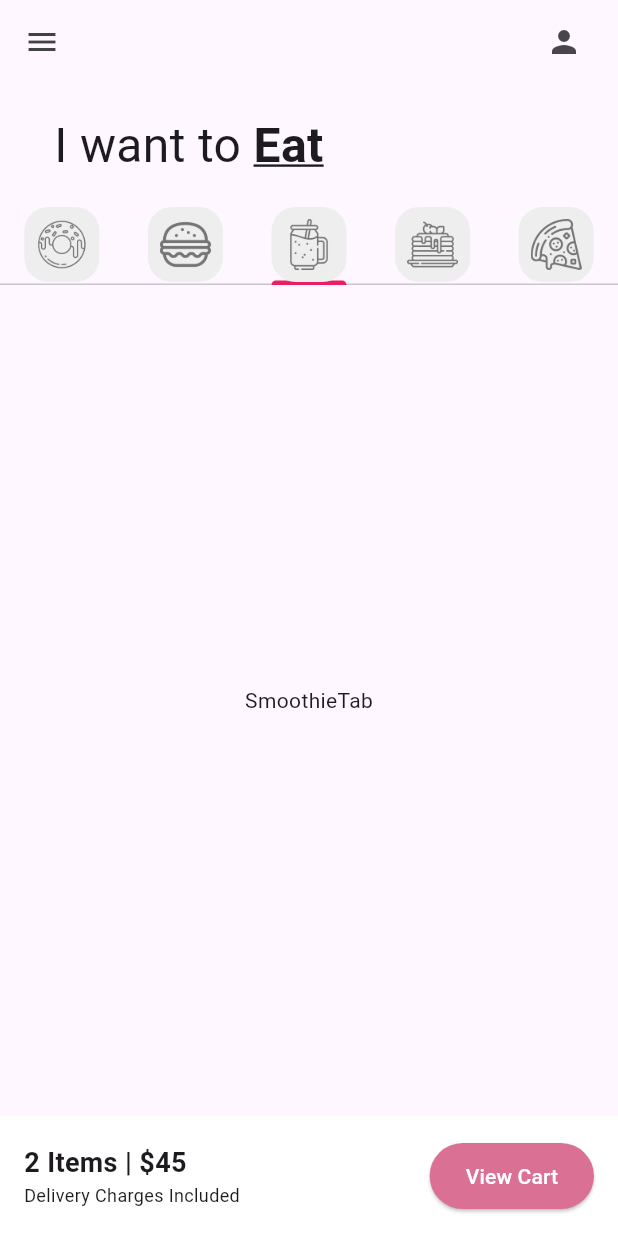
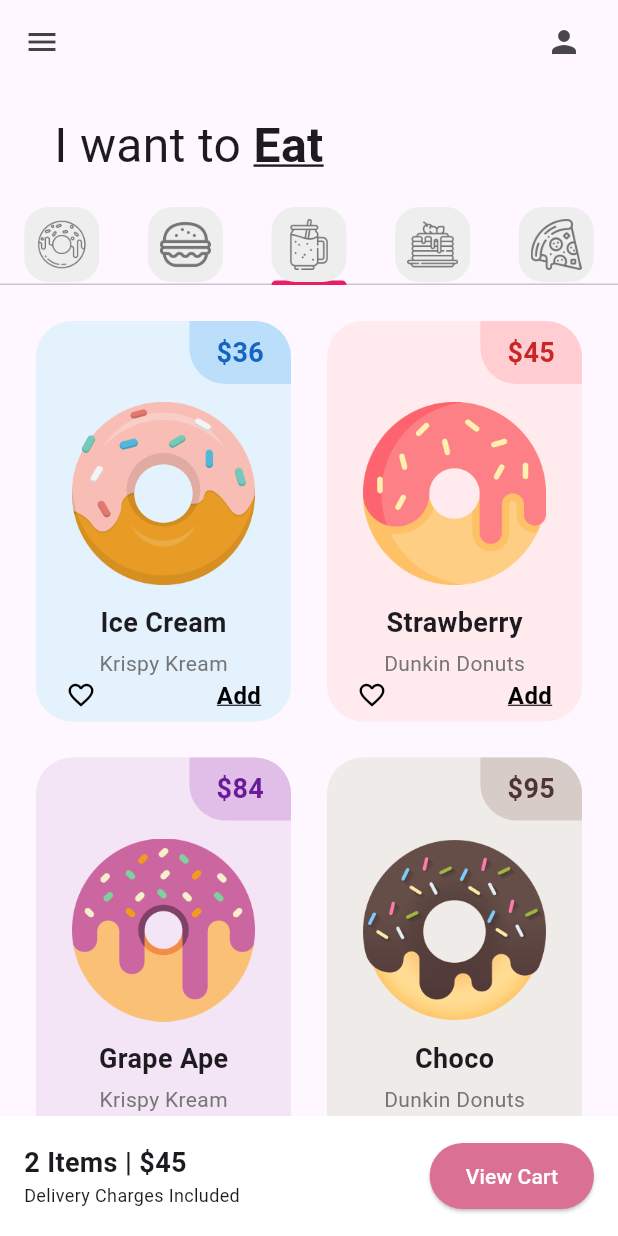
Before and after one commit to marianalarag/donut_app_2a_lara, a Flutter app: the screen it shows after launch, tab 3 chosen, on a phone screen of 412 x 824 dp. Run offline on Flutter 3.47's test engine with Material 3 defaults, Android fonts, the light colour scheme and no system bars.

Commit message:
Adding new products

```diff
--- a/lib/pages/home_page.dart
+++ b/lib/pages/home_page.dart
@@ -74,10 +74,10 @@ class _HomePageState extends State<HomePage> {
               child: TabBarView(
                 children: [
                   DonutTab(),
-                  const BurgerTab(),
-                  const SmoothieTab(),
-                  const PancakesTab(),
-                  const PizzaTab(),
+                  BurgerTab(),
+                  SmoothieTab(),
+                  PancakesTab(),
+                  PizzaTab(),
                 ],
               ),
             ),
--- a/lib/tabs/burger_tab.dart
+++ b/lib/tabs/burger_tab.dart
@@ -1,12 +1,40 @@
+import 'package:donut_app_2a_lara/utils/donut_tile.dart';
 import 'package:flutter/material.dart';
 
 class BurgerTab extends StatelessWidget {
-  const BurgerTab({super.key});
+  // Lista de donas con 8 opciones
+  final List donutsOnSale = [
+    // [ donutFlavor, donutStore, donutPrice, donutColor, imageName ]
+    ["Ice Cream", "Krispy Kream", "36", Colors.blue, "lib/images/icecream_donut.png"],
+    ["Strawberry", "Dunkin Donuts", "45", Colors.red, "lib/images/strawberry_donut.png"],
+    ["Grape Ape", "Krispy Kream", "84", Colors.purple, "lib/images/grape_donut.png"],
+    ["Choco", "Dunkin Donuts", "95", Colors.brown, "lib/images/chocolate_donut.png"],
+    ["Vanilla", "Krispy Kream", "50", Colors.yellow, "lib/images/grape_donut.png"],
+    ["Blueberry", "Dunkin Donuts", "70", Colors.indigo, "lib/images/icecream_donut.png"],
+    ["Matcha", "Krispy Kream", "65", Colors.green, "lib/images/icecream_donut.png"],
+    ["Caramel", "Dunkin Donuts", "80", Colors.orange, "lib/images/icecream_donut.png"],
+  ];
+
+  BurgerTab({super.key});
 
   @override
   Widget build(BuildContext context) {
-    return const Center(
-      child: Text("BurgerTab"),
+    return GridView.builder(
+      itemCount: donutsOnSale.length,
+      padding: const EdgeInsets.all(12),
+      gridDelegate: const SliverGridDelegateWithFixedCrossAxisCount(
+        crossAxisCount: 2, // Número de columnas
+        childAspectRatio: 1 / 1.5, // Relación de aspecto
+      ),
+      itemBuilder: (context, index) {
+        return DonutTile(
+          donutFlavor: donutsOnSale[index][0],
+          donutStore: donutsOnSale[index][1],
+          donutPrice: donutsOnSale[index][2],
+          donutColor: donutsOnSale[index][3],
+          imageName: donutsOnSale[index][4],
+        );
+      },
     );
   }
 }
--- a/lib/tabs/donut_tab.dart
+++ b/lib/tabs/donut_tab.dart
@@ -2,40 +2,39 @@ import 'package:donut_app_2a_lara/utils/donut_tile.dart';
 import 'package:flutter/material.dart';
 
 class DonutTab extends StatelessWidget {
-  //Lista de donas
+  // Lista de donas con 8 opciones
   final List donutsOnSale = [
     // [ donutFlavor, donutStore, donutPrice, donutColor, imageName ]
-   ["Ice Cream","Krispy Kream", "36", Colors.blue, "lib/images/icecream_donut.png"],
-   ["Strawberry","Dunkin Donuts", "45", Colors.red, "lib/images/strawberry_donut.png"],
-   ["Grape Ape","Krispy Kream", "84", Colors.purple, "lib/images/grape_donut.png"],
-   ["Choco","Dunkin Donuts", "95", Colors.brown, "lib/images/chocolate_donut.png"],
-  ]; //final es como la decisión final, no va a cambiar
+    ["Ice Cream", "Krispy Kream", "36", Colors.blue, "lib/images/icecream_donut.png"],
+    ["Strawberry", "Dunkin Donuts", "45", Colors.red, "lib/images/strawberry_donut.png"],
+    ["Grape Ape", "Krispy Kream", "84", Colors.purple, "lib/images/grape_donut.png"],
+    ["Choco", "Dunkin Donuts", "95", Colors.brown, "lib/images/chocolate_donut.png"],
+    ["Vanilla", "Krispy Kream", "50", Colors.yellow, "lib/images/grape_donut.png"],
+    ["Blueberry", "Dunkin Donuts", "70", Colors.indigo, "lib/images/icecream_donut.png"],
+    ["Matcha", "Krispy Kream", "65", Colors.green, "lib/images/icecream_donut.png"],
+    ["Caramel", "Dunkin Donuts", "80", Colors.orange, "lib/images/icecream_donut.png"],
+  ];
+
   DonutTab({super.key});
 
   @override
   Widget build(BuildContext context) {
     return GridView.builder(
-      //Cuántos elementos tiene
       itemCount: donutsOnSale.length,
       padding: const EdgeInsets.all(12),
-      //Encargado de organizar la cuadrícula
       gridDelegate: const SliverGridDelegateWithFixedCrossAxisCount(
-      //Relación de aspecto
-        childAspectRatio: 1 / 1.5,
-      //Determinar número de columnas
-          crossAxisCount: 2),
-      itemBuilder: (context,index){
-      //Elemento individual de la cuadrícula
+        crossAxisCount: 2, // Número de columnas
+        childAspectRatio: 1 / 1.5, // Relación de aspecto
+      ),
+      itemBuilder: (context, index) {
         return DonutTile(
-          donutFlavor : donutsOnSale [index][0],
-          donutStore : donutsOnSale [index][1],
-          donutPrice : donutsOnSale [index][2],
-          donutColor : donutsOnSale [index][3],
-          imageName : donutsOnSale [index][4],
-
-
+          donutFlavor: donutsOnSale[index][0],
+          donutStore: donutsOnSale[index][1],
+          donutPrice: donutsOnSale[index][2],
+          donutColor: donutsOnSale[index][3],
+          imageName: donutsOnSale[index][4],
         );
-      },//Contexto y donde está
+      },
     );
   }
 }
--- a/lib/tabs/pancakes_tab.dart
+++ b/lib/tabs/pancakes_tab.dart
@@ -1,12 +1,40 @@
+import 'package:donut_app_2a_lara/utils/donut_tile.dart';
 import 'package:flutter/material.dart';
 
 class PancakesTab extends StatelessWidget {
-  const PancakesTab({super.key});
+  // Lista de donas con 8 opciones
+  final List donutsOnSale = [
+    // [ donutFlavor, donutStore, donutPrice, donutColor, imageName ]
+    ["Ice Cream", "Krispy Kream", "36", Colors.blue, "lib/images/icecream_donut.png"],
+    ["Strawberry", "Dunkin Donuts", "45", Colors.red, "lib/images/strawberry_donut.png"],
+    ["Grape Ape", "Krispy Kream", "84", Colors.purple, "lib/images/grape_donut.png"],
+    ["Choco", "Dunkin Donuts", "95", Colors.brown, "lib/images/chocolate_donut.png"],
+    ["Vanilla", "Krispy Kream", "50", Colors.yellow, "lib/images/grape_donut.png"],
+    ["Blueberry", "Dunkin Donuts", "70", Colors.indigo, "lib/images/icecream_donut.png"],
+    ["Matcha", "Krispy Kream", "65", Colors.green, "lib/images/icecream_donut.png"],
+    ["Caramel", "Dunkin Donuts", "80", Colors.orange, "lib/images/icecream_donut.png"],
+  ];
+
+  PancakesTab({super.key});
 
   @override
   Widget build(BuildContext context) {
-    return const Center(
-      child: Text("PancakesTab"),
+    return GridView.builder(
+      itemCount: donutsOnSale.length,
+      padding: const EdgeInsets.all(12),
+      gridDelegate: const SliverGridDelegateWithFixedCrossAxisCount(
+        crossAxisCount: 2, // Número de columnas
+        childAspectRatio: 1 / 1.5, // Relación de aspecto
+      ),
+      itemBuilder: (context, index) {
+        return DonutTile(
+          donutFlavor: donutsOnSale[index][0],
+          donutStore: donutsOnSale[index][1],
+          donutPrice: donutsOnSale[index][2],
+          donutColor: donutsOnSale[index][3],
+          imageName: donutsOnSale[index][4],
+        );
+      },
     );
   }
 }
--- a/lib/tabs/pizza_tab.dart
+++ b/lib/tabs/pizza_tab.dart
@@ -1,12 +1,40 @@
+import 'package:donut_app_2a_lara/utils/donut_tile.dart';
 import 'package:flutter/material.dart';
 
 class PizzaTab extends StatelessWidget {
-  const PizzaTab({super.key});
+  // Lista de donas con 8 opciones
+  final List donutsOnSale = [
+    // [ donutFlavor, donutStore, donutPrice, donutColor, imageName ]
+    ["Ice Cream", "Krispy Kream", "36", Colors.blue, "lib/images/icecream_donut.png"],
+    ["Strawberry", "Dunkin Donuts", "45", Colors.red, "lib/images/strawberry_donut.png"],
+    ["Grape Ape", "Krispy Kream", "84", Colors.purple, "lib/images/grape_donut.png"],
+    ["Choco", "Dunkin Donuts", "95", Colors.brown, "lib/images/chocolate_donut.png"],
+    ["Vanilla", "Krispy Kream", "50", Colors.yellow, "lib/images/grape_donut.png"],
+    ["Blueberry", "Dunkin Donuts", "70", Colors.indigo, "lib/images/icecream_donut.png"],
+    ["Matcha", "Krispy Kream", "65", Colors.green, "lib/images/icecream_donut.png"],
+    ["Caramel", "Dunkin Donuts", "80", Colors.orange, "lib/images/icecream_donut.png"],
+  ];
+
+  PizzaTab({super.key});
 
   @override
   Widget build(BuildContext context) {
-    return const Center(
-      child: Text("PizzaTab"),
+    return GridView.builder(
+      itemCount: donutsOnSale.length,
+      padding: const EdgeInsets.all(12),
+      gridDelegate: const SliverGridDelegateWithFixedCrossAxisCount(
+        crossAxisCount: 2, // Número de columnas
+        childAspectRatio: 1 / 1.5, // Relación de aspecto
+      ),
+      itemBuilder: (context, index) {
+        return DonutTile(
+          donutFlavor: donutsOnSale[index][0],
+          donutStore: donutsOnSale[index][1],
+          donutPrice: donutsOnSale[index][2],
+          donutColor: donutsOnSale[index][3],
+          imageName: donutsOnSale[index][4],
+        );
+      },
     );
   }
 }
--- a/lib/tabs/smoothie_tab.dart
+++ b/lib/tabs/smoothie_tab.dart
@@ -1,12 +1,40 @@
+import 'package:donut_app_2a_lara/utils/donut_tile.dart';
 import 'package:flutter/material.dart';
 
 class SmoothieTab extends StatelessWidget {
-  const SmoothieTab({super.key});
+  // Lista de donas con 8 opciones
+  final List donutsOnSale = [
+    // [ donutFlavor, donutStore, donutPrice, donutColor, imageName ]
+    ["Ice Cream", "Krispy Kream", "36", Colors.blue, "lib/images/icecream_donut.png"],
+    ["Strawberry", "Dunkin Donuts", "45", Colors.red, "lib/images/strawberry_donut.png"],
+    ["Grape Ape", "Krispy Kream", "84", Colors.purple, "lib/images/grape_donut.png"],
+    ["Choco", "Dunkin Donuts", "95", Colors.brown, "lib/images/chocolate_donut.png"],
+    ["Vanilla", "Krispy Kream", "50", Colors.yellow, "lib/images/grape_donut.png"],
+    ["Blueberry", "Dunkin Donuts", "70", Colors.indigo, "lib/images/icecream_donut.png"],
+    ["Matcha", "Krispy Kream", "65", Colors.green, "lib/images/icecream_donut.png"],
+    ["Caramel", "Dunkin Donuts", "80", Colors.orange, "lib/images/icecream_donut.png"],
+  ];
+
+  SmoothieTab({super.key});
 
   @override
   Widget build(BuildContext context) {
-    return const Center(
-      child: Text("SmoothieTab"),
+    return GridView.builder(
+      itemCount: donutsOnSale.length,
+      padding: const EdgeInsets.all(12),
+      gridDelegate: const SliverGridDelegateWithFixedCrossAxisCount(
+        crossAxisCount: 2, // Número de columnas
+        childAspectRatio: 1 / 1.5, // Relación de aspecto
+      ),
+      itemBuilder: (context, index) {
+        return DonutTile(
+          donutFlavor: donutsOnSale[index][0],
+          donutStore: donutsOnSale[index][1],
+          donutPrice: donutsOnSale[index][2],
+          donutColor: donutsOnSale[index][3],
+          imageName: donutsOnSale[index][4],
+        );
+      },
     );
   }
 }
```
Also changed, not shown: lib/images/vainilla_donut.png (added).
